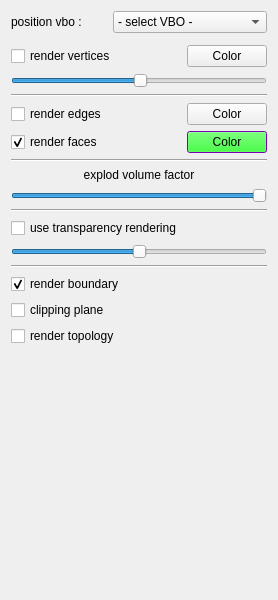
The window that schnapps/plugins/volume_render/volume_render.ui (cgogn/SCHNApps) describes before a commit, drawn with Qt 5.
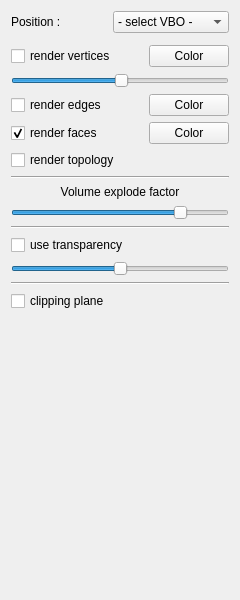
The same window after the commit.

Commit message: cleanup volume render plugin

The edit to the form file:
```diff
--- a/schnapps/plugins/volume_render/volume_render.ui
+++ b/schnapps/plugins/volume_render/volume_render.ui
@@ -7,17 +7,15 @@
    <rect>
     <x>0</x>
     <y>0</y>
-    <width>278</width>
+    <width>240</width>
     <height>600</height>
    </rect>
   </property>
   <property name="windowTitle">
    <string>Form</string>
   </property>
-  <layout class="QVBoxLayout" name="verticalLayout_2">
-   <item>
-    <layout class="QHBoxLayout" name="horizontalLayout_5">
-     <item>
+  <layout class="QGridLayout" name="gridLayout">
+   <item row="0" column="0">
       <widget class="QLabel" name="label_2">
        <property name="minimumSize">
         <size>
@@ -26,11 +24,11 @@
         </size>
        </property>
        <property name="text">
-        <string>position vbo :</string>
+      <string>Position :</string>
        </property>
       </widget>
      </item>
-     <item>
+   <item row="0" column="1" colspan="2">
       <widget class="QComboBox" name="combo_positionVBO">
        <property name="sizePolicy">
         <sizepolicy hsizetype="Expanding" vsizetype="Fixed">
@@ -45,34 +43,17 @@
        </item>
       </widget>
      </item>
-    </layout>
-   </item>
-   <item>
+   <item row="1" column="0" colspan="3">
     <widget class="Line" name="line"/>
    </item>
-   <item>
-    <layout class="QHBoxLayout" name="horizontalLayout_4">
-     <item>
+   <item row="2" column="0" colspan="2">
       <widget class="QCheckBox" name="check_renderVertices">
        <property name="text">
         <string>render vertices</string>
        </property>
       </widget>
      </item>
-     <item>
-      <spacer name="horizontalSpacer">
-       <property name="orientation">
-        <enum>Qt::Horizontal</enum>
-       </property>
-       <property name="sizeHint" stdset="0">
-        <size>
-         <width>40</width>
-         <height>20</height>
-        </size>
-       </property>
-      </spacer>
-     </item>
-     <item>
+   <item row="2" column="2">
       <widget class="QPushButton" name="vertexColorButton">
        <property name="sizePolicy">
         <sizepolicy hsizetype="Preferred" vsizetype="Preferred">
@@ -91,10 +72,8 @@
        </property>
       </widget>
      </item>
-    </layout>
-   </item>
-   <item>
-    <widget class="QSlider" name="slider_verticesScaleFactor">
+   <item row="3" column="0" colspan="3">
+    <widget class="QSlider" name="slider_vertexScaleFactor">
      <property name="value">
       <number>50</number>
      </property>
@@ -103,36 +82,14 @@
      </property>
     </widget>
    </item>
-   <item>
-    <widget class="Line" name="line_5">
-     <property name="orientation">
-      <enum>Qt::Horizontal</enum>
-     </property>
-    </widget>
-   </item>
-   <item>
-    <layout class="QHBoxLayout" name="horizontalLayout_3">
-     <item>
+   <item row="4" column="0" colspan="2">
       <widget class="QCheckBox" name="check_renderEdges">
        <property name="text">
         <string>render edges</string>
        </property>
       </widget>
      </item>
-     <item>
-      <spacer name="horizontalSpacer_3">
-       <property name="orientation">
-        <enum>Qt::Horizontal</enum>
-       </property>
-       <property name="sizeHint" stdset="0">
-        <size>
-         <width>40</width>
-         <height>20</height>
-        </size>
-       </property>
-      </spacer>
-     </item>
-     <item>
+   <item row="4" column="2">
       <widget class="QPushButton" name="edgeColorButton">
        <property name="sizePolicy">
         <sizepolicy hsizetype="Preferred" vsizetype="Minimum">
@@ -151,11 +108,7 @@
        </property>
       </widget>
      </item>
-    </layout>
-   </item>
-   <item>
-    <layout class="QHBoxLayout" name="horizontalLayout_2">
-     <item>
+   <item row="5" column="0" colspan="2">
       <widget class="QCheckBox" name="check_renderFaces">
        <property name="text">
         <string>render faces</string>
@@ -165,20 +118,7 @@
        </property>
       </widget>
      </item>
-     <item>
-      <spacer name="horizontalSpacer_2">
-       <property name="orientation">
-        <enum>Qt::Horizontal</enum>
-       </property>
-       <property name="sizeHint" stdset="0">
-        <size>
-         <width>40</width>
-         <height>20</height>
-        </size>
-       </property>
-      </spacer>
-     </item>
-     <item>
+   <item row="5" column="2">
       <widget class="QPushButton" name="faceColorButton">
        <property name="sizePolicy">
         <sizepolicy hsizetype="Preferred" vsizetype="Minimum">
@@ -192,150 +132,37 @@
          <height>32</height>
         </size>
        </property>
-       <property name="palette">
-        <palette>
-         <active>
-          <colorrole role="WindowText">
-           <brush brushstyle="SolidPattern">
-            <color alpha="255">
-             <red>255</red>
-             <green>0</green>
-             <blue>0</blue>
-            </color>
-           </brush>
-          </colorrole>
-          <colorrole role="Button">
-           <brush brushstyle="SolidPattern">
-            <color alpha="255">
-             <red>0</red>
-             <green>255</green>
-             <blue>0</blue>
-            </color>
-           </brush>
-          </colorrole>
-          <colorrole role="Base">
-           <brush brushstyle="SolidPattern">
-            <color alpha="255">
-             <red>255</red>
-             <green>255</green>
-             <blue>255</blue>
-            </color>
-           </brush>
-          </colorrole>
-          <colorrole role="Window">
-           <brush brushstyle="SolidPattern">
-            <color alpha="255">
-             <red>170</red>
-             <green>0</green>
-             <blue>255</blue>
-            </color>
-           </brush>
-          </colorrole>
-         </active>
-         <inactive>
-          <colorrole role="WindowText">
-           <brush brushstyle="SolidPattern">
-            <color alpha="255">
-             <red>255</red>
-             <green>0</green>
-             <blue>0</blue>
-            </color>
-           </brush>
-          </colorrole>
-          <colorrole role="Button">
-           <brush brushstyle="SolidPattern">
-            <color alpha="255">
-             <red>0</red>
-             <green>255</green>
-             <blue>0</blue>
-            </color>
-           </brush>
-          </colorrole>
-          <colorrole role="Base">
-           <brush brushstyle="SolidPattern">
-            <color alpha="255">
-             <red>255</red>
-             <green>255</green>
-             <blue>255</blue>
-            </color>
-           </brush>
-          </colorrole>
-          <colorrole role="Window">
-           <brush brushstyle="SolidPattern">
-            <color alpha="255">
-             <red>170</red>
-             <green>0</green>
-             <blue>255</blue>
-            </color>
-           </brush>
-          </colorrole>
-         </inactive>
-         <disabled>
-          <colorrole role="WindowText">
-           <brush brushstyle="SolidPattern">
-            <color alpha="255">
-             <red>143</red>
-             <green>146</green>
-             <blue>147</blue>
-            </color>
-           </brush>
-          </colorrole>
-          <colorrole role="Button">
-           <brush brushstyle="SolidPattern">
-            <color alpha="255">
-             <red>0</red>
-             <green>255</green>
-             <blue>0</blue>
-            </color>
-           </brush>
-          </colorrole>
-          <colorrole role="Base">
-           <brush brushstyle="SolidPattern">
-            <color alpha="255">
-             <red>170</red>
-             <green>0</green>
-             <blue>255</blue>
-            </color>
-           </brush>
-          </colorrole>
-          <colorrole role="Window">
-           <brush brushstyle="SolidPattern">
-            <color alpha="255">
-             <red>170</red>
-             <green>0</green>
-             <blue>255</blue>
-            </color>
-           </brush>
-          </colorrole>
-         </disabled>
-        </palette>
-       </property>
        <property name="text">
         <string>Color</string>
        </property>
       </widget>
      </item>
-    </layout>
+   <item row="6" column="0" colspan="2">
+    <widget class="QCheckBox" name="check_renderTopology">
+     <property name="text">
+      <string>render topology</string>
+     </property>
+    </widget>
    </item>
-   <item>
+   <item row="7" column="0" colspan="3">
     <widget class="Line" name="line_4">
      <property name="orientation">
       <enum>Qt::Horizontal</enum>
      </property>
     </widget>
    </item>
-   <item>
+   <item row="8" column="0" colspan="3">
     <widget class="QLabel" name="labelExplodVolumes">
      <property name="text">
-      <string>explod volume factor</string>
+      <string>Volume explode factor</string>
      </property>
      <property name="alignment">
       <set>Qt::AlignCenter</set>
      </property>
     </widget>
    </item>
-   <item>
-    <widget class="QSlider" name="sliderExplodeVolumes">
+   <item row="9" column="0" colspan="3">
+    <widget class="QSlider" name="slider_volumeExplodeFactor">
      <property name="sizePolicy">
       <sizepolicy hsizetype="Expanding" vsizetype="Fixed">
        <horstretch>0</horstretch>
@@ -346,28 +173,28 @@
       <number>100</number>
      </property>
      <property name="value">
-      <number>100</number>
+      <number>80</number>
      </property>
      <property name="orientation">
       <enum>Qt::Horizontal</enum>
      </property>
     </widget>
    </item>
-   <item>
+   <item row="10" column="0" colspan="3">
     <widget class="Line" name="line_2">
      <property name="orientation">
       <enum>Qt::Horizontal</enum>
      </property>
     </widget>
    </item>
-   <item>
-    <widget class="QCheckBox" name="checkBox_transparency">
+   <item row="11" column="0" colspan="2">
+    <widget class="QCheckBox" name="check_useTransparency">
      <property name="text">
-      <string>use transparency rendering</string>
+      <string>use transparency</string>
      </property>
     </widget>
    </item>
-   <item>
+   <item row="12" column="0" colspan="3">
     <widget class="QSlider" name="slider_transparency">
      <property name="maximum">
       <number>254</number>
@@ -380,24 +207,14 @@
      </property>
     </widget>
    </item>
-   <item>
+   <item row="13" column="0" colspan="3">
     <widget class="Line" name="line_3">
      <property name="orientation">
       <enum>Qt::Horizontal</enum>
      </property>
     </widget>
    </item>
-   <item>
-    <widget class="QCheckBox" name="check_renderBoundary">
-     <property name="text">
-      <string>render boundary</string>
-     </property>
-     <property name="checked">
-      <bool>true</bool>
-     </property>
-    </widget>
-   </item>
-   <item>
+   <item row="14" column="0" colspan="3">
     <widget class="QCheckBox" name="check_clippingPlane">
      <property name="enabled">
       <bool>true</bool>
@@ -410,14 +227,7 @@
      </property>
     </widget>
    </item>
-   <item>
-    <widget class="QCheckBox" name="topologyRender_checkBox">
-     <property name="text">
-      <string>render topology</string>
-     </property>
-    </widget>
-   </item>
-   <item>
+   <item row="15" column="0" colspan="3">
     <spacer name="verticalSpacer">
      <property name="orientation">
       <enum>Qt::Vertical</enum>
```
Lines whose indentation alone changed are shown as unchanged. The commit also changes 18 other files.
